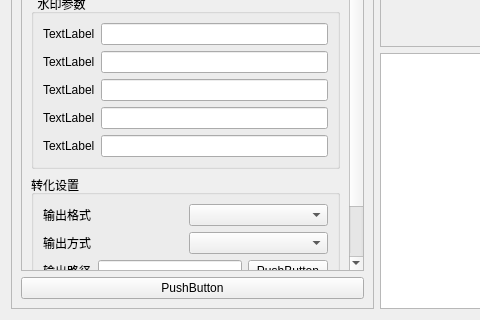
The window that DesignFile/image.ui (tucaodashen/invisible_video_watermark) describes before a commit, drawn with Qt 5; both pictures show x 0 to 480 and y 438 to 758 of the 754 by 758 pixel window.
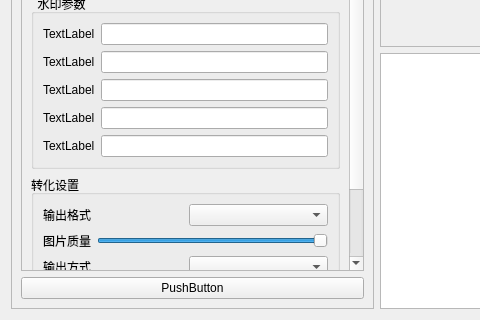
The same window after the commit. Custom widgets are drawn as their Qt base class.

Commit message: 添加图片项目的编码窗口 修复了主窗口中的逻辑错误 为谷歌的OAuth接入做准备

Diff of the .ui file:
```diff
--- a/DesignFile/image.ui
+++ b/DesignFile/image.ui
@@ -123,9 +123,9 @@
            <property name="geometry">
             <rect>
              <x>0</x>
-             <y>0</y>
+             <y>-131</y>
              <width>329</width>
-             <height>489</height>
+             <height>513</height>
             </rect>
            </property>
            <layout class="QVBoxLayout" name="verticalLayout_6">
@@ -273,6 +273,33 @@
                  </item>
                 </layout>
                </item>
+               <item>
+                <layout class="QHBoxLayout" name="horizontalLayout_11">
+                 <item>
+                  <widget class="QLabel" name="label_12">
+                   <property name="text">
+                    <string>图片质量</string>
+                   </property>
+                  </widget>
+                 </item>
+                 <item>
+                  <widget class="QSlider" name="horizontalSlider">
+                   <property name="minimum">
+                    <number>1</number>
+                   </property>
+                   <property name="maximum">
+                    <number>100</number>
+                   </property>
+                   <property name="value">
+                    <number>100</number>
+                   </property>
+                   <property name="orientation">
+                    <enum>Qt::Orientation::Horizontal</enum>
+                   </property>
+                  </widget>
+                 </item>
+                </layout>
+               </item>
                <item>
                 <layout class="QHBoxLayout" name="horizontalLayout_8">
                  <item>
```
The commit also changes 30 other files.
